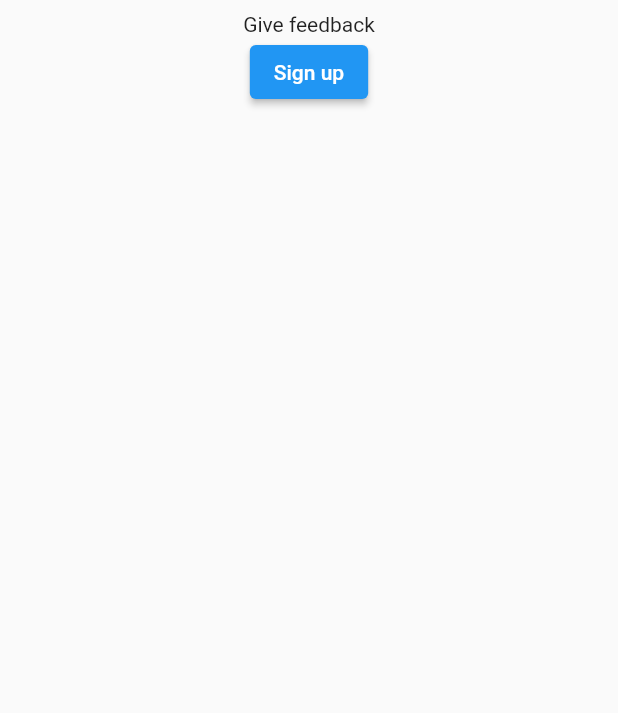
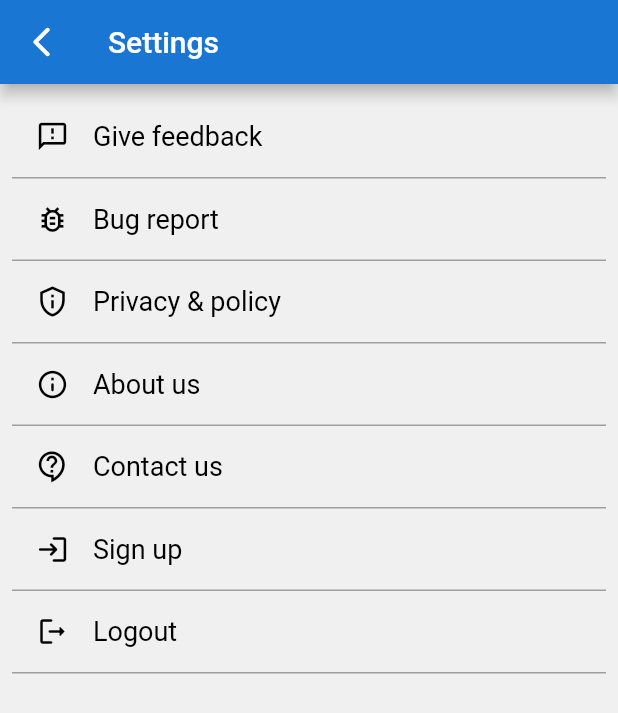
Before and after one commit to SithumDilanga/anime-fanarts, a Flutter app: the screen it shows after launch, after a tap on the "settings" icon, on a phone screen of 412 x 824 dp. Shown: the top 713 px of the screen. Run offline on Flutter 3.47's test engine with Material 2 defaults, Android fonts, the phone set to English and light mode, and no system bars; our stand-ins replace cached_network_image, email_validator, flutter_linkify, flutter_spinkit, fluttertoast, google_fonts and 3 more; network calls fail.

Commit message:
💻settings page started, users profile started, other minor works

```diff
--- a/lib/main.dart
+++ b/lib/main.dart
@@ -5,6 +5,7 @@ import 'package:anime_fanarts/img_fullscreen.dart';
 import 'package:anime_fanarts/post.dart';
 import 'package:anime_fanarts/profile/profile.dart';
 import 'package:anime_fanarts/settings/settings.dart';
+import 'package:anime_fanarts/utils/colors.dart';
 import 'package:anime_fanarts/utils/route_trans_anim.dart';
 import 'package:flutter/material.dart';
 
@@ -33,7 +34,7 @@ class MyApp extends StatelessWidget {
             title: Text(
               'Anime fanarts',
               style: TextStyle(
-                color: Colors.amber[600]
+                color: ColorTheme.primary
               ),
             ),
             actions: <Widget> [
@@ -98,17 +99,17 @@ class MyApp extends StatelessWidget {
               // )
             ],
             bottom: TabBar(
-              indicatorColor: Colors.amber[600],
+              indicatorColor: ColorTheme.primary,
               indicator: UnderlineTabIndicator(
                 borderSide: BorderSide(
                   width: 2.0,
-                  color: Colors.amber[600]!
+                  color: ColorTheme.primary
                 ),
                 insets: EdgeInsets.symmetric(
                   horizontal: 16.0
                 )
               ),
-              labelColor: Colors.amber[600],
+              labelColor: ColorTheme.primary,
               unselectedLabelColor: Colors.black54,
               tabs: [
                 Tab(
--- a/lib/post.dart
+++ b/lib/post.dart
@@ -1,6 +1,8 @@
 import 'package:anime_fanarts/comment_section.dart';
 import 'package:anime_fanarts/img_fullscreen.dart';
+import 'package:anime_fanarts/profile/users_profile.dart';
 import 'package:anime_fanarts/report/select_reason.dart';
+import 'package:anime_fanarts/utils/colors.dart';
 import 'package:anime_fanarts/utils/route_trans_anim.dart';
 import 'package:flutter/material.dart';
 import 'package:flutter/rendering.dart';
@@ -115,9 +117,9 @@ class _PostState extends State<Post> {
                                 ),
                                 onTap: () {
 
-                                  // Navigator.of(context).push(
-                                  //   RouteTransAnim().createRoute(1.0, .0, UserProfile())
-                                  // );
+                                  Navigator.of(context).push(
+                                    RouteTransAnim().createRoute(1.0, .0, UsersProfile())
+                                  );
 
                                 },
                               ),
@@ -136,7 +138,7 @@ class _PostState extends State<Post> {
                     IconButton(
                       icon: Icon(
                         Icons.close_rounded,
-                        color: Colors.amber[600],
+                        color: ColorTheme.primary,
                       ),
                       onPressed: () {
 
@@ -147,7 +149,7 @@ class _PostState extends State<Post> {
                     color: Colors.grey[200],
                     icon: Icon(
                       Icons.more_horiz_rounded,
-                      color: Colors.amber[600],
+                      color: ColorTheme.primary,
                     ),
                     onSelected: (selection) async {
 
--- a/lib/settings/settings.dart
+++ b/lib/settings/settings.dart
@@ -1,4 +1,5 @@
 import 'package:anime_fanarts/auth/sign_up.dart';
+import 'package:anime_fanarts/utils/colors.dart';
 import 'package:anime_fanarts/utils/route_trans_anim.dart';
 import 'package:flutter/material.dart';
 
@@ -13,29 +14,124 @@ class _SettingsState extends State<Settings> {
   @override
   Widget build(BuildContext context) {
     return SafeArea(
-      child: Material(
-        child: Padding(
+      child: Scaffold(
+        appBar: AppBar(
+          backgroundColor: ColorTheme.primary,
+          leading: IconButton(
+            icon: Icon(
+              Icons.arrow_back_ios_rounded
+            ),
+            onPressed: () {
+              Navigator.pop(context);
+            },
+          ),
+          title: Text(
+            'Settings'
+          ),
+        ),
+        body: Padding(
           padding: const EdgeInsets.all(8.0),
-          child: Column(
+          child: ListView(
             children: [
-              Text(
-                'Give feedback'
+              CustomeListTile(
+                Icons.feedback_outlined,
+                'Give feedback',
+                () {
+                  // Navigator.of(context).push(
+                  //   RouteTransAnim().createRoute(
+                  //     -1.0, 0.0,
+                  //     ContactUs()
+                  //   )
+                  // );
+                }
               ),
-              ElevatedButton(
-                child: Text(
-                  'Sign up'
-                ),
-                onPressed: () {
-
+              CustomeListTile(
+                Icons.bug_report_outlined,
+                'Bug report',
+                () {
+                  // Navigator.of(context).push(
+                  //   RouteTransAnim().createRoute(
+                  //     -1.0, 0.0,
+                  //     ContactUs()
+                  //   )
+                  // );
+                }
+              ),
+              CustomeListTile(
+                Icons.privacy_tip_outlined,
+                'Privacy & policy',
+                () {
+                  // Navigator.of(context).push(
+                  //   RouteTransAnim().createRoute(
+                  //     -1.0, 0.0,
+                  //     ContactUs()
+                  //   )
+                  // );
+                }
+              ),
+              CustomeListTile(
+                Icons.info_outline_rounded,
+                'About us',
+                () {
+                  // Navigator.of(context).push(
+                  //   RouteTransAnim().createRoute(
+                  //     -1.0, 0.0,
+                  //     ContactUs()
+                  //   )
+                  // );
+                }
+              ),
+              CustomeListTile(
+                Icons.contact_support_outlined,
+                'Contact us',
+                () {
+                  // Navigator.of(context).push(
+                  //   RouteTransAnim().createRoute(
+                  //     -1.0, 0.0,
+                  //     ContactUs()
+                  //   )
+                  // );
+                }
+              ),
+              CustomeListTile(
+                Icons.login_rounded,
+                'Sign up',
+                () {
                   Navigator.of(context).push(
                     RouteTransAnim().createRoute(
-                      0.0, 1.0,
+                      -1.0, 0.0,
                       SignUp()
                     )
                   );
+                }
+              ),
+              CustomeListTile(
+                Icons.logout_rounded,
+                'Logout',
+                () {
+                  // Navigator.of(context).push(
+                  //   RouteTransAnim().createRoute(
+                  //     -1.0, 0.0,
+                  //     ContactUs()
+                  //   )
+                  // );
+                }
+              ),
+              // ElevatedButton(
+              //   child: Text(
+              //     'Sign up'
+              //   ),
+              //   onPressed: () {
 
-                },
-              )
+              //     Navigator.of(context).push(
+              //       RouteTransAnim().createRoute(
+              //         0.0, 1.0,
+              //         SignUp()
+              //       )
+              //     );
+
+              //   },
+              // )
             ],
           ),
         ),
@@ -43,3 +139,49 @@ class _SettingsState extends State<Settings> {
     );
   }
 }
+
+class CustomeListTile extends StatelessWidget {
+
+  final IconData icon;
+  final String text;
+  final void Function() onTap;
+
+  CustomeListTile(this.icon, this.text, this.onTap);
+
+  @override
+  Widget build(BuildContext context) {
+    return Container(
+      decoration: BoxDecoration(
+        border: Border(bottom: BorderSide(color: Colors.grey))
+      ),
+      child: InkWell(
+        splashColor: Colors.blue[100],
+        borderRadius: BorderRadius.circular(3),
+        child: Padding(
+          padding: const EdgeInsets.all(16.0),
+          child: Row(
+            children: <Widget>[
+              Icon(
+                icon,
+                size: 22,
+                color: Colors.black,
+              ),
+              Padding(
+                padding: const EdgeInsets.fromLTRB(16.0, 0, 0, 0),
+                child: Text(
+                  text,
+                  style: TextStyle(
+                    fontSize: 18,
+                    color: Colors.black,
+                    // shadows: [Shadow(blurRadius: 7.0, color: Colors.blueGrey[200]!, offset: Offset(1.0, 1.0),)]
+                  ),
+                ),
+              )
+            ],
+          ),
+        ),
+        onTap: onTap,
+      ),
+    );
+  }
+}
--- /dev/null
+++ b/lib/utils/colors.dart
@@ -0,0 +1,7 @@
+import 'package:flutter/material.dart';
+
+class ColorTheme {
+
+  static Color primary = const Color(0xFF1976D2);
+
+}
```
Also changed, not shown: lib/add_new_art.dart (+18 -9 lines), lib/auth/log_in.dart (+7 -6 lines), lib/auth/sign_up.dart (+11 -10 lines), lib/comment_section.dart (+6 -5 lines), lib/profile/edit_bio.dart (+5 -4 lines), lib/profile/profile.dart (+6 -5 lines), lib/profile/users_profile.dart (added, +217 -0 lines), lib/report/describe_reason.dart (+15 -6 lines), lib/report/select_reason.dart (+18 -9 lines).
